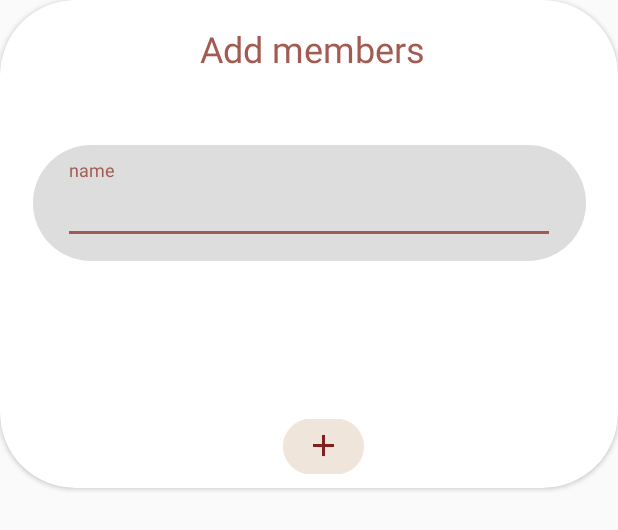
After one commit to jtr860830/LifePrint-AndroidApp, an Android app: the layout invite_dialog.xml on its own in the app's theme, with its tools: preview values and no code run, on a phone screen of 412 x 824 dp. The commit adds this screen. Shown: the top 530 px of the screen. Run offline under Robolectric (Android 15) with nearby library versions, the phone set to English and light mode, and no system bars.

Commit message:
Add addmember dialog
issue: import different fragment

```diff
--- /dev/null
+++ b/app/src/main/java/com/example/user/navigation_calendar/Addmember.java
@@ -0,0 +1,22 @@
+package com.example.user.navigation_calendar;
+
+import android.app.DialogFragment;
+import android.os.Bundle;
+import android.view.LayoutInflater;
+import android.view.View;
+import android.view.ViewGroup;
+import android.widget.ImageButton;
+
+public class Addmember extends DialogFragment {
+
+    ImageButton add;
+
+    @Override
+    public View onCreateView(LayoutInflater inflater, ViewGroup container,
+                             Bundle savedInstanceState) {
+        View view = inflater.inflate(R.layout.invite_dialog, container);
+        add = view.findViewById(R.id.imageButton);
+        return view;
+    }
+
+}
--- a/app/src/main/java/com/example/user/navigation_calendar/members.java
+++ b/app/src/main/java/com/example/user/navigation_calendar/members.java
@@ -10,6 +10,7 @@ import android.net.Uri;
 import android.os.Bundle;
 import android.support.annotation.NonNull;
 import android.support.v4.app.Fragment;
+import android.app.FragmentManager;
 import android.support.v7.widget.LinearLayoutManager;
 import android.support.v7.widget.RecyclerView;
 import android.util.Log;
@@ -19,11 +20,13 @@ import android.view.ViewGroup;
 import android.widget.ImageButton;
 import android.widget.ImageView;
 import android.widget.TextView;
+import android.app.DialogFragment;
 
 import java.sql.ResultSet;
 import java.sql.SQLException;
 import java.util.ArrayList;
 import java.util.List;
+import android.util.Log;
 
 import static android.app.Activity.RESULT_OK;
 
@@ -36,6 +39,7 @@ public class members extends Fragment implements View.OnClickListener {
     //private static final int RESULT_OK = 1;
     private RecyclerView recyclerView;
     private memberAdapter adapter;
+    private ImageButton add;
 
 
     public members() {
@@ -49,6 +53,16 @@ public class members extends Fragment implements View.OnClickListener {
                              Bundle savedInstanceState) {
         // Inflate the layout for this fragment
         View view=inflater.inflate(R.layout.fragment_members, container, false);
+        add = view.findViewById(R.id.Add);
+
+        add.setOnClickListener(new View.OnClickListener() {
+            @Override
+            public void onClick(View view) {
+                Addmember dialog = new Addmember();
+                dialog.show(getFragmentManager(), "");
+            }
+        });
+
         //recyclerView
         recyclerView = view.findViewById(R.id.member_recycler);
         final LinearLayoutManager layoutManager = new LinearLayoutManager(getActivity());
--- /dev/null
+++ b/app/src/main/res/drawable/rounded.xml
@@ -0,0 +1,17 @@
+<?xml version="1.0" encoding="utf-8"?>
+<shape xmlns:android="http://schemas.android.com/apk/res/android"
+    android:shape="rectangle">
+
+    <solid
+        android:color="@color/gray" />
+
+    <corners android:radius="360dp" />
+
+    <padding
+        android:left="20dp"
+        android:top="10dp"
+        android:right="20dp"
+        android:bottom="10dp"    >
+    </padding>
+
+</shape>
--- a/app/src/main/res/layout/fragment_members.xml
+++ b/app/src/main/res/layout/fragment_members.xml
@@ -48,10 +48,10 @@
         </android.support.v7.widget.RecyclerView>
 
         <ImageButton
+            android:id="@+id/Add"
             android:layout_width="72dp"
             android:layout_height="72dp"
             android:layout_marginEnd="16dp"
-            android:layout_marginRight="16dp"
             android:layout_marginTop="180dp"
             android:background="@android:color/transparent"
             android:scaleType="centerInside"
--- /dev/null
+++ b/app/src/main/res/layout/invite_dialog.xml
@@ -0,0 +1,66 @@
+<?xml version="1.0" encoding="utf-8"?>
+<android.support.v7.widget.CardView xmlns:android="http://schemas.android.com/apk/res/android"
+    xmlns:app="http://schemas.android.com/apk/res-auto"
+    xmlns:tools="http://schemas.android.com/tools"
+    android:layout_width="wrap_content"
+    android:layout_height="wrap_content"
+    app:cardCornerRadius="50dp">
+
+    <android.support.constraint.ConstraintLayout
+        android:layout_width="match_parent"
+        android:layout_height="match_parent">
+
+        <TextView
+            android:id="@+id/textView"
+            android:layout_width="wrap_content"
+            android:layout_height="wrap_content"
+            android:layout_marginBottom="24dp"
+            android:layout_marginEnd="165dp"
+            android:layout_marginStart="161dp"
+            android:layout_marginTop="16dp"
+            android:text="Add members"
+            android:textColor="@color/textColor"
+            android:textSize="24sp"
+            app:layout_constraintBottom_toTopOf="@+id/textInputLayout2"
+            app:layout_constraintEnd_toEndOf="parent"
+            app:layout_constraintHorizontal_bias="0.433"
+            app:layout_constraintStart_toStartOf="parent"
+            app:layout_constraintTop_toTopOf="parent" />
+
+        <android.support.design.widget.TextInputLayout
+            android:id="@+id/textInputLayout2"
+            android:layout_width="368dp"
+            android:layout_height="77dp"
+            android:layout_marginBottom="48dp"
+            android:layout_marginEnd="16dp"
+            android:layout_marginStart="16dp"
+            android:layout_marginTop="24dp"
+            android:background="@drawable/rounded"
+            app:layout_constraintBottom_toTopOf="@+id/imageButton"
+            app:layout_constraintEnd_toEndOf="parent"
+            app:layout_constraintStart_toStartOf="parent"
+            app:layout_constraintTop_toBottomOf="@+id/textView">
+
+            <android.support.design.widget.TextInputEditText
+                android:layout_width="match_parent"
+                android:layout_height="wrap_content"
+                android:hint="name" />
+        </android.support.design.widget.TextInputLayout>
+
+        <ImageButton
+            android:id="@+id/imageButton"
+            android:layout_width="54dp"
+            android:layout_height="55dp"
+            android:layout_marginEnd="169dp"
+            android:layout_marginStart="161dp"
+            android:layout_marginTop="48dp"
+            android:background="@android:drawable/screen_background_light_transparent"
+            android:scaleType="fitCenter"
+            app:layout_constraintBottom_toBottomOf="parent"
+            app:layout_constraintEnd_toEndOf="parent"
+            app:layout_constraintHorizontal_bias="1.0"
+            app:layout_constraintStart_toStartOf="parent"
+            app:layout_constraintTop_toBottomOf="@+id/textInputLayout2"
+            app:srcCompat="@drawable/group49" />
+    </android.support.constraint.ConstraintLayout>
+</android.support.v7.widget.CardView>
```
Also changed, not shown: app/src/main/res/drawable/group49.png (added).
